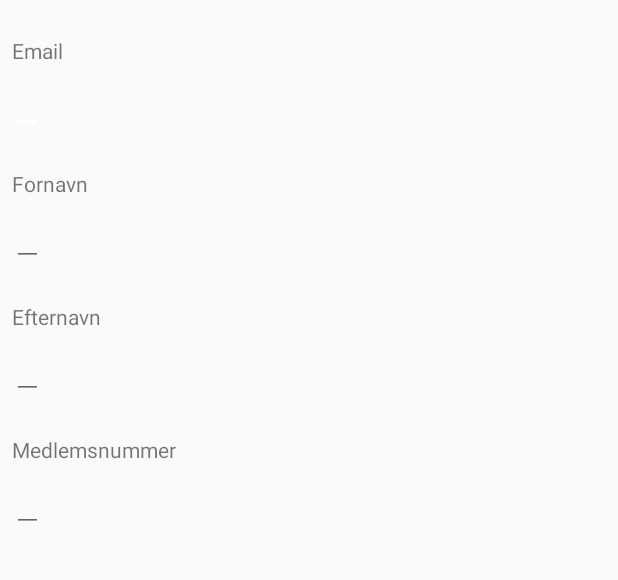
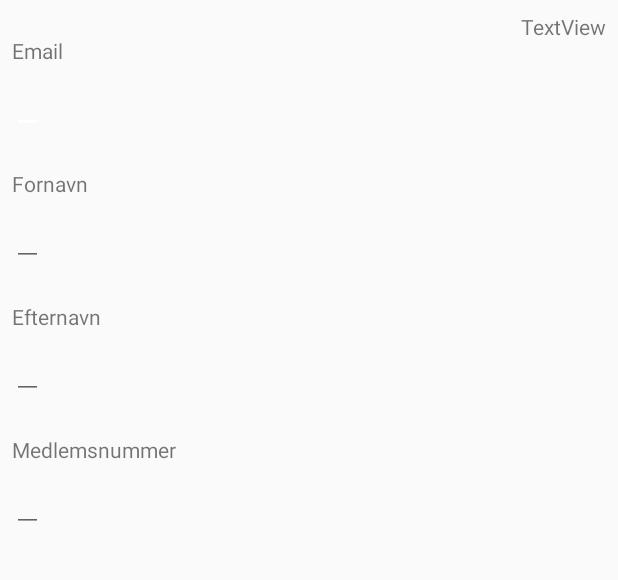
Before and after one commit to Elfernovich/TestTest1, an Android app: the EditUserDataActivity screen opened directly, with no data from a screen before it, on a phone screen of 412 x 824 dp, the part 84-664 px from its top. Run offline under Robolectric (Android 15) with nearby library versions, the phone set to English and light mode, and no system bars; our stand-ins replace Firebase (no records; nobody signed in at launch, a user with empty details on screens opened directly).

Commit message:
TextView test

```diff
--- a/app/src/main/res/layout/activity_edit_user_data.xml
+++ b/app/src/main/res/layout/activity_edit_user_data.xml
@@ -114,4 +114,14 @@
         app:layout_constraintStart_toStartOf="parent"
         app:layout_constraintTop_toBottomOf="@+id/textViewEditMemberNumber" />
 
+    <TextView
+        android:id="@+id/textView"
+        android:layout_width="wrap_content"
+        android:layout_height="wrap_content"
+        android:layout_marginEnd="8dp"
+        android:layout_marginTop="8dp"
+        android:text="TextView"
+        app:layout_constraintEnd_toEndOf="parent"
+        app:layout_constraintTop_toBottomOf="@+id/toolbar" />
+
 </android.support.constraint.ConstraintLayout>
--- a/build.gradle
+++ b/build.gradle
@@ -7,7 +7,7 @@ buildscript {
         jcenter()
     }
     dependencies {
-        classpath 'com.android.tools.build:gradle:3.1.0'
+        classpath 'com.android.tools.build:gradle:3.1.1'
         classpath 'com.google.gms:google-services:3.2.0'
 
 
```
